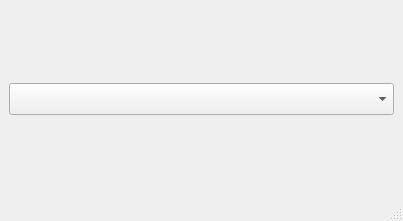
irsural/calibrator_pc, file ui/mainform.ui: the form before one commit.
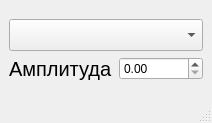
The form after the commit.

```diff
--- a/ui/mainform.ui
+++ b/ui/mainform.ui
@@ -6,8 +6,8 @@
    <rect>
     <x>0</x>
     <y>0</y>
-    <width>403</width>
-    <height>221</height>
+    <width>212</width>
+    <height>123</height>
    </rect>
   </property>
   <property name="windowTitle">
@@ -26,6 +26,29 @@
         </property>
        </widget>
       </item>
+      <item>
+       <layout class="QHBoxLayout" name="horizontalLayout">
+        <item>
+         <widget class="QLabel" name="amplitude_label">
+          <property name="font">
+           <font>
+            <pointsize>15</pointsize>
+           </font>
+          </property>
+          <property name="text">
+           <string>Амплитуда</string>
+          </property>
+         </widget>
+        </item>
+        <item>
+         <widget class="QDoubleSpinBox" name="amplitude_spinbox">
+          <property name="maximum">
+           <double>600.000000000000000</double>
+          </property>
+         </widget>
+        </item>
+       </layout>
+      </item>
      </layout>
     </item>
    </layout>
```
Left out of the diff: 2 changed lines with no effect on the pictures.
